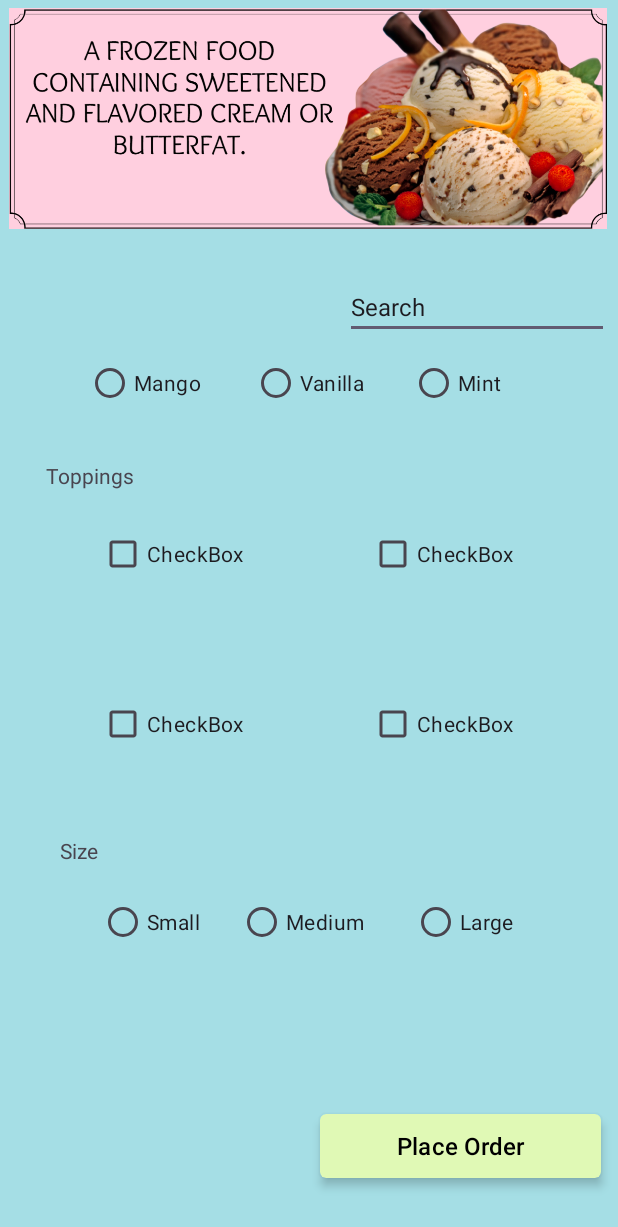
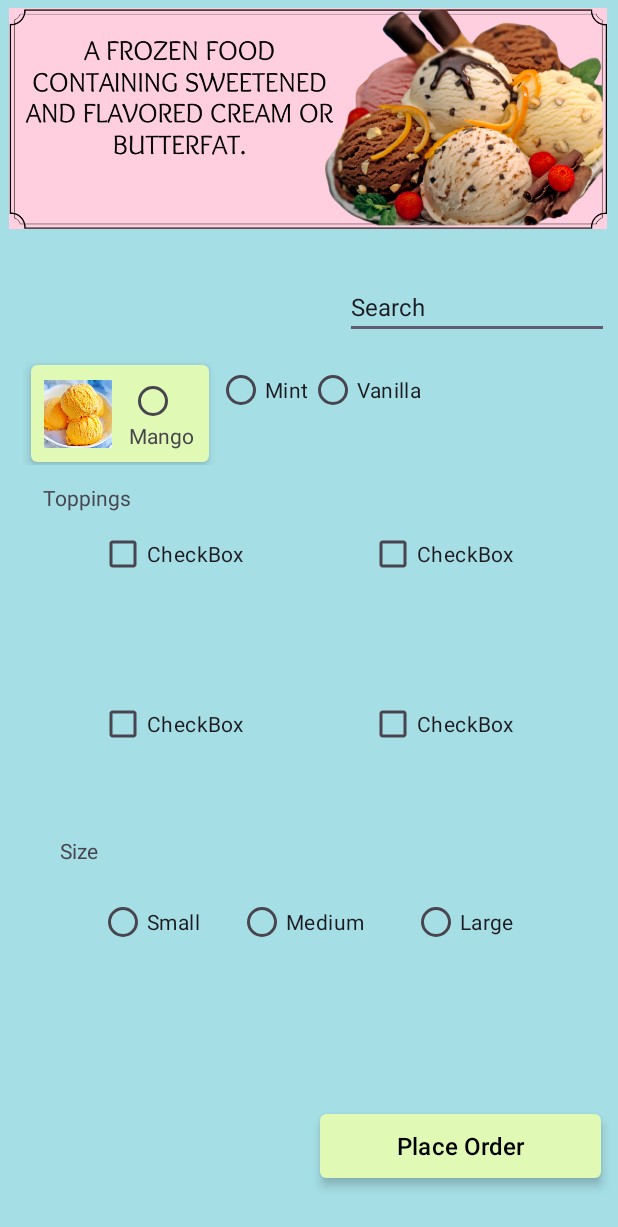
Before and after one commit to t01yo/ice-cream-calculator-android, an Android app: the HomeActivity screen opened directly, with no data from a screen before it, on a phone screen of 412 x 824 dp. Shown: the top 1227 px of the screen. Run offline under Robolectric (Android 15) with nearby library versions, the phone set to English and light mode, and no system bars; Roboto replaces fonts that are not available here.

Commit message:
fixed activity_home.xml

```diff
--- a/app/src/main/res/layout/activity_home.xml
+++ b/app/src/main/res/layout/activity_home.xml
@@ -34,41 +34,76 @@
         app:layout_constraintTop_toTopOf="parent"
         app:layout_constraintVertical_bias="0.239" />
 
+
+    <RadioGroup
+        android:layout_width="387dp"
+        android:layout_height="74dp"
+        android:orientation="horizontal"
+        app:layout_constraintBottom_toBottomOf="parent"
+        app:layout_constraintEnd_toEndOf="parent"
+        app:layout_constraintHorizontal_bias="0.63"
+        app:layout_constraintStart_toStartOf="parent"
+        app:layout_constraintTop_toTopOf="parent"
+        app:layout_constraintVertical_bias="0.315">
+
+        <androidx.cardview.widget.CardView
+            android:layout_width="129dp"
+            android:layout_height="79dp"
+            app:cardBackgroundColor="#E0F9B5 "
+            app:cardCornerRadius="4dp"
+            app:cardElevation="4dp"
+            app:cardUseCompatPadding="true">
+            <androidx.constraintlayout.widget.ConstraintLayout
+                android:layout_width="match_parent"
+                android:layout_height="match_parent">
                 <RadioButton
                     android:id="@+id/radioButton"
+                    android:layout_width="27dp"
+                    android:layout_height="27dp"
+                    app:layout_constraintBottom_toBottomOf="parent"
+                    app:layout_constraintEnd_toEndOf="parent"
+                    app:layout_constraintHorizontal_bias="0.714"
+                    app:layout_constraintStart_toStartOf="parent"
+                    app:layout_constraintTop_toTopOf="parent"
+                    app:layout_constraintVertical_bias="0.27" />
+                <ImageView
+                    android:id="@+id/imageView3"
+                    android:layout_width="50dp"
+                    android:layout_height="45dp"
+                    app:layout_constraintBottom_toBottomOf="parent"
+                    app:layout_constraintEnd_toEndOf="parent"
+                    app:layout_constraintHorizontal_bias="0.088"
+                    app:layout_constraintStart_toStartOf="parent"
+                    app:layout_constraintTop_toTopOf="parent"
+                    app:layout_constraintVertical_bias="0.526"
+                    app:srcCompat="@drawable/mango" />
+                <TextView
+                    android:id="@+id/textView5"
                     android:layout_width="wrap_content"
                     android:layout_height="wrap_content"
                     android:text="Mango"
                     app:layout_constraintBottom_toBottomOf="parent"
                     app:layout_constraintEnd_toEndOf="parent"
-        app:layout_constraintHorizontal_bias="0.17"
+                    app:layout_constraintHorizontal_bias="0.866"
                     app:layout_constraintStart_toStartOf="parent"
                     app:layout_constraintTop_toTopOf="parent"
-        app:layout_constraintVertical_bias="0.298" />
+                    app:layout_constraintVertical_bias="0.822" />
+            </androidx.constraintlayout.widget.ConstraintLayout>
+        </androidx.cardview.widget.CardView>
+
+        <RadioButton
+            android:id="@+id/radioButton3"
+            android:layout_width="wrap_content"
+            android:layout_height="wrap_content"
+            android:text="Mint" />
 
         <RadioButton
             android:id="@+id/radioButton2"
             android:layout_width="wrap_content"
             android:layout_height="wrap_content"
-        android:text="Vanilla"
-        app:layout_constraintBottom_toBottomOf="parent"
-        app:layout_constraintEnd_toEndOf="parent"
-        app:layout_constraintHorizontal_bias="0.498"
-        app:layout_constraintStart_toStartOf="parent"
-        app:layout_constraintTop_toTopOf="parent"
-        app:layout_constraintVertical_bias="0.298" />
+            android:text="Vanilla" />
 
-    <RadioButton
-        android:id="@+id/radioButton3"
-        android:layout_width="wrap_content"
-        android:layout_height="wrap_content"
-        android:text="Mint"
-        app:layout_constraintBottom_toBottomOf="parent"
-        app:layout_constraintEnd_toEndOf="parent"
-        app:layout_constraintHorizontal_bias="0.78"
-        app:layout_constraintStart_toStartOf="parent"
-        app:layout_constraintTop_toTopOf="parent"
-        app:layout_constraintVertical_bias="0.298" />
+    </RadioGroup>
 
     <CheckBox
         android:id="@+id/checkBox"
@@ -125,10 +160,10 @@
         android:text="Toppings"
         app:layout_constraintBottom_toBottomOf="parent"
         app:layout_constraintEnd_toEndOf="parent"
-        app:layout_constraintHorizontal_bias="0.087"
+        app:layout_constraintHorizontal_bias="0.082"
         app:layout_constraintStart_toStartOf="parent"
         app:layout_constraintTop_toTopOf="parent"
-        app:layout_constraintVertical_bias="0.382" />
+        app:layout_constraintVertical_bias="0.4" />
 
     <TextView
         android:id="@+id/textView4"
```
Lines whose indentation alone changed are shown as unchanged.
